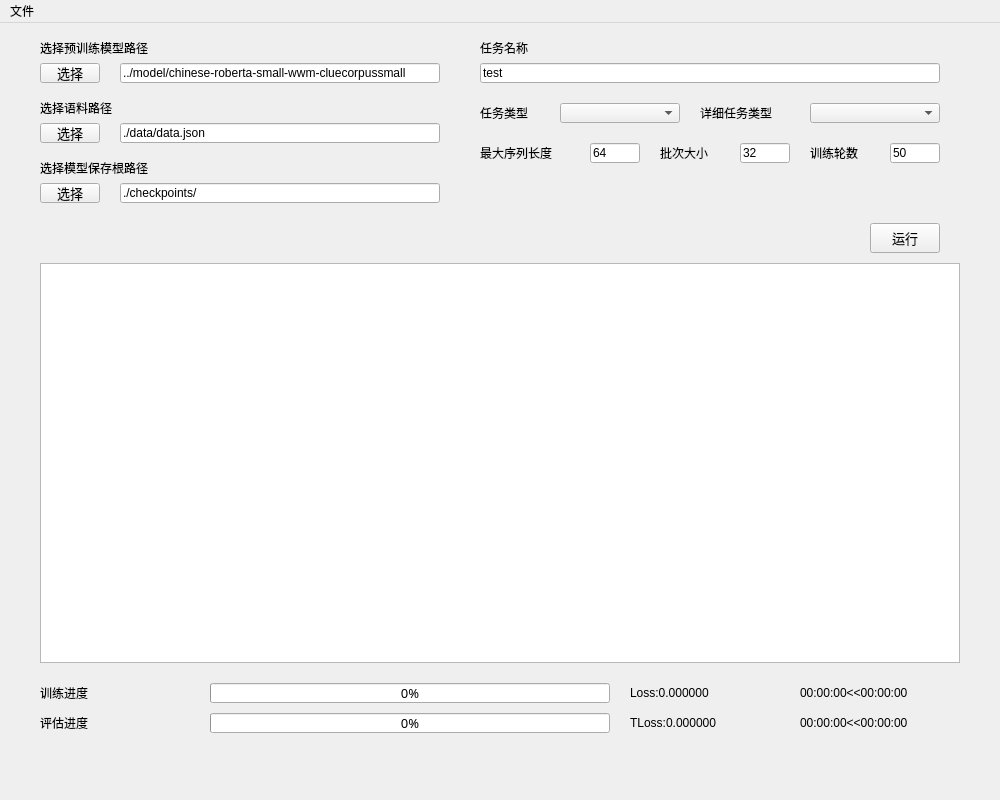
Qt form MainWindow.ui (hoohooer/NLP_Pytorch_Main) before a commit.
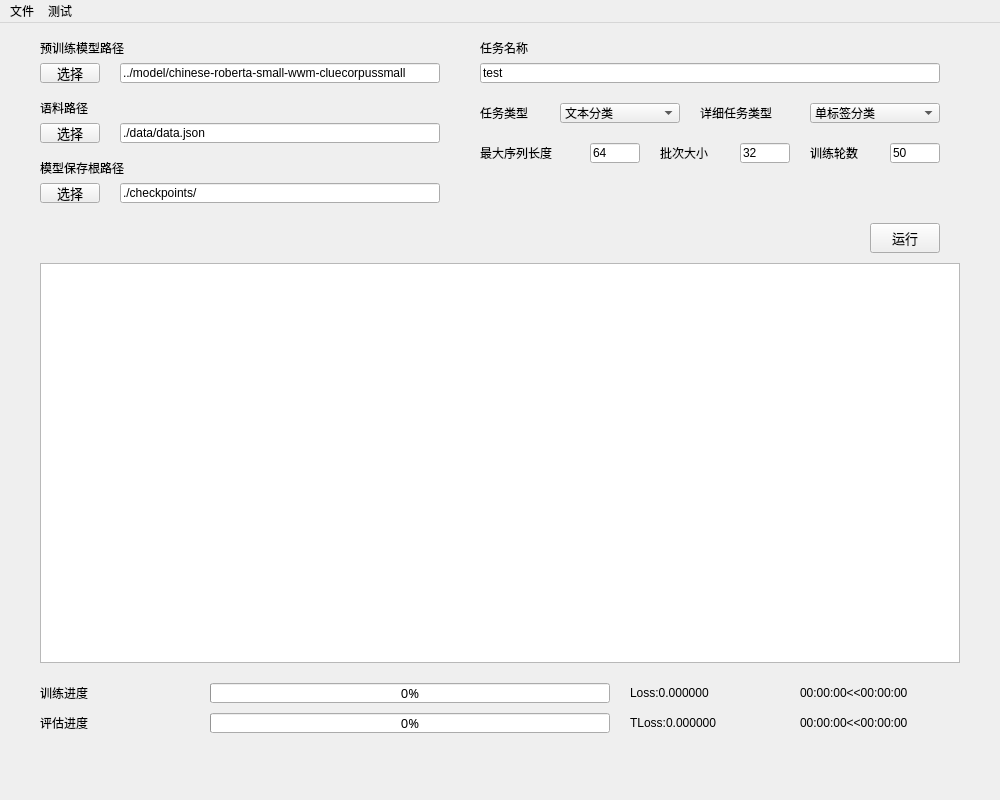
The same form after that commit. Icons and pictures are not drawn.

What changed in the file:
```diff
--- a/MainWindow.ui
+++ b/MainWindow.ui
@@ -53,7 +53,7 @@
      <string notr="true">font: 12pt &quot;宋体&quot;;</string>
     </property>
     <property name="text">
-     <string>选择预训练模型路径</string>
+     <string>预训练模型路径</string>
     </property>
    </widget>
    <widget class="QLineEdit" name="lineEdit_PretrainedModel">
@@ -123,7 +123,7 @@
      <string notr="true">font: 12pt &quot;宋体&quot;;</string>
     </property>
     <property name="text">
-     <string>选择语料路径</string>
+     <string>语料路径</string>
     </property>
    </widget>
    <widget class="QLabel" name="label_BestModel">
@@ -139,7 +139,7 @@
      <string notr="true">font: 12pt &quot;宋体&quot;;</string>
     </property>
     <property name="text">
-     <string>选择模型保存根路径</string>
+     <string>模型保存根路径</string>
     </property>
    </widget>
    <widget class="QLineEdit" name="lineEdit_BestModel">
@@ -384,11 +384,6 @@
       <family>宋体</family>
      </font>
     </property>
-    <item>
-     <property name="text">
-      <string/>
-     </property>
-    </item>
     <item>
      <property name="text">
       <string>文本分类</string>
@@ -432,7 +427,12 @@
     </property>
     <item>
      <property name="text">
-      <string/>
+      <string>单标签分类</string>
+     </property>
+    </item>
+    <item>
+     <property name="text">
+      <string>多标签分类</string>
      </property>
     </item>
    </widget>
@@ -590,14 +590,21 @@
      <height>23</height>
     </rect>
    </property>
-   <widget class="QMenu" name="menu">
+   <widget class="QMenu" name="menu_files">
     <property name="title">
      <string>文件</string>
     </property>
     <addaction name="action_LoadConfig"/>
     <addaction name="action_SaveConfig"/>
    </widget>
-   <addaction name="menu"/>
+   <widget class="QMenu" name="menu_Deployment">
+    <property name="title">
+     <string>测试</string>
+    </property>
+    <addaction name="action_Deploy"/>
+   </widget>
+   <addaction name="menu_files"/>
+   <addaction name="menu_Deployment"/>
   </widget>
   <action name="action_LoadConfig">
    <property name="text">
```
Left out of the diff: 22 changed lines with no effect on the pictures.
